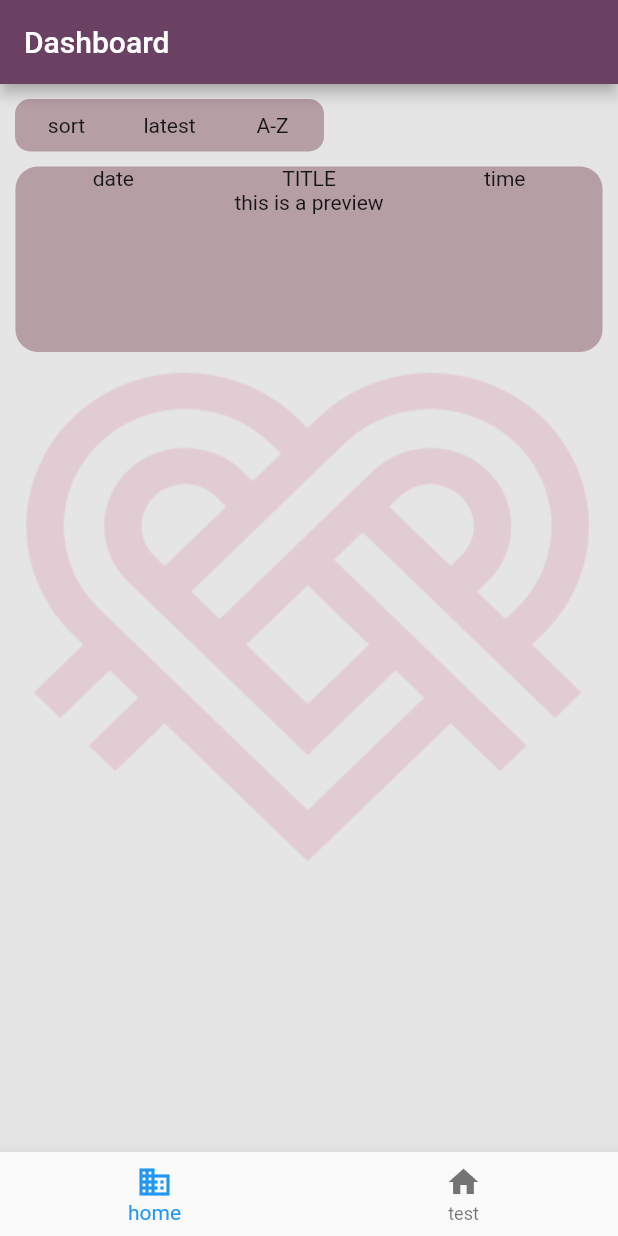
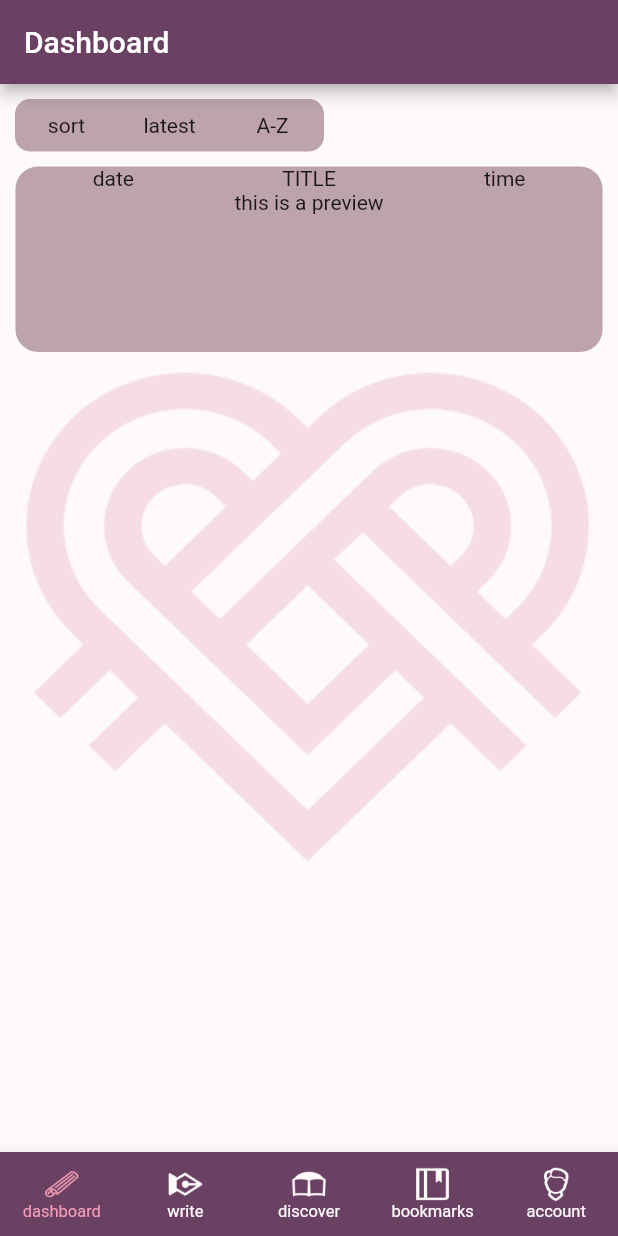
Before and after one commit to MendozaFiona/project_heartsleeve, a Flutter app: the screen it shows after launch, on a phone screen of 412 x 824 dp. Run offline on Flutter 3.47's test engine with Material 2 defaults, Android fonts, the phone set to English and light mode, and no system bars.

Commit message:
added and edited bottom navigation bar

```diff
--- /dev/null
+++ b/lib/codestotakenote.txt
@@ -0,0 +1,13 @@
+FOR BOTTOM NAVIGATION BAR:
+
+void _onItemTapped(int index) {
+  setState(() {
+    _selectedIndex = index;
+  });
+}
+
+/////////////////////////////
+
+currentIndex: _selectedIndex,
+      selectedItemColor: Colors.amber[800],
+      onTap: _onItemTapped,
--- a/lib/uniformlayout.dart
+++ b/lib/uniformlayout.dart
@@ -15,13 +15,13 @@ class UniformLayout extends StatelessWidget {
       body: Container(
         decoration: BoxDecoration(
           image: DecorationImage(
-              colorFilter: ColorFilter.mode(Color.fromRGBO(229,229,229,1).withOpacity(0.2), BlendMode.dstATop),
+              colorFilter: ColorFilter.mode(Color.fromRGBO(254,250,250,1).withOpacity(0.2), BlendMode.dstATop),
               image: AssetImage("assets/images/heartsleeve_icon.png"),
               fit: BoxFit.scaleDown,
               //scale: 0.8,
           ),
 
-          color: Color.fromRGBO(229,229,229,1),
+          color: Color.fromRGBO(254,250,250,1),
 
         ),
         child: HomePage(), //change to be dynamic
@@ -34,14 +34,50 @@ class UniformLayout extends StatelessWidget {
         BottomNavigationBar(
           items: [
             BottomNavigationBarItem(
-              icon: Icon(Icons.business)/*Image.asset("assets/images/write.png")*/,
-              label: 'home',
+              icon: ImageIcon(
+                AssetImage("assets/images/posts.png"),
+              ),
+              label: 'dashboard',
             ),
+
             BottomNavigationBarItem(
-              icon: Icon(Icons.home)/*Image.asset("assets/images/write.png")*/,
-              label: 'test',
-            )
+              icon: ImageIcon(
+                AssetImage("assets/images/write.png")
+              ),
+              label: 'write',
+            ),
+
+            BottomNavigationBarItem(
+              icon: ImageIcon(
+                AssetImage("assets/images/discover.png")
+              ),
+              label: 'discover',
+            ),
+
+            BottomNavigationBarItem(
+              icon: ImageIcon(
+                AssetImage("assets/images/bookmarked.png")
+              ),
+              label: 'bookmarks',
+            ),
+
+            BottomNavigationBarItem(
+              icon: ImageIcon(
+                AssetImage("assets/images/profile.png")
+              ),
+              label: 'account',
+            ),
+
           ],
+
+          backgroundColor: Color.fromRGBO(106,65,98,1),
+          selectedItemColor: Color.fromRGBO(243,157,182,1),
+          unselectedItemColor: Color.fromRGBO(254,250,250,1),
+
+          selectedFontSize: 11.0,
+          unselectedFontSize: 11.0,
+
+          type : BottomNavigationBarType.fixed
 
         )
 
```
